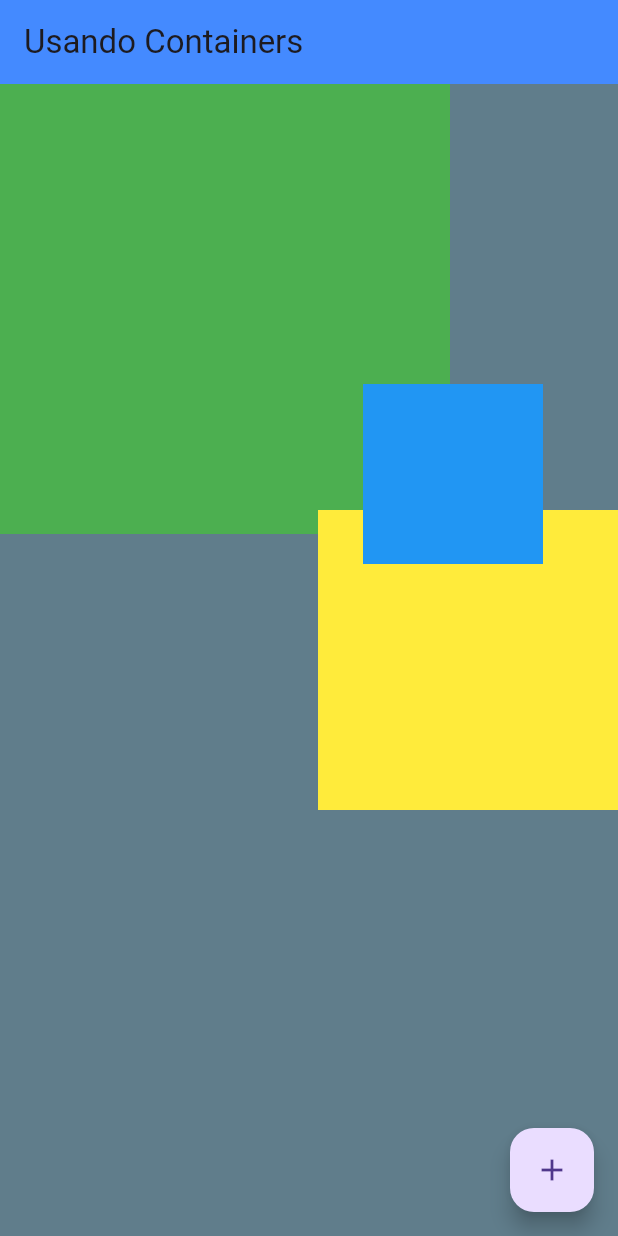
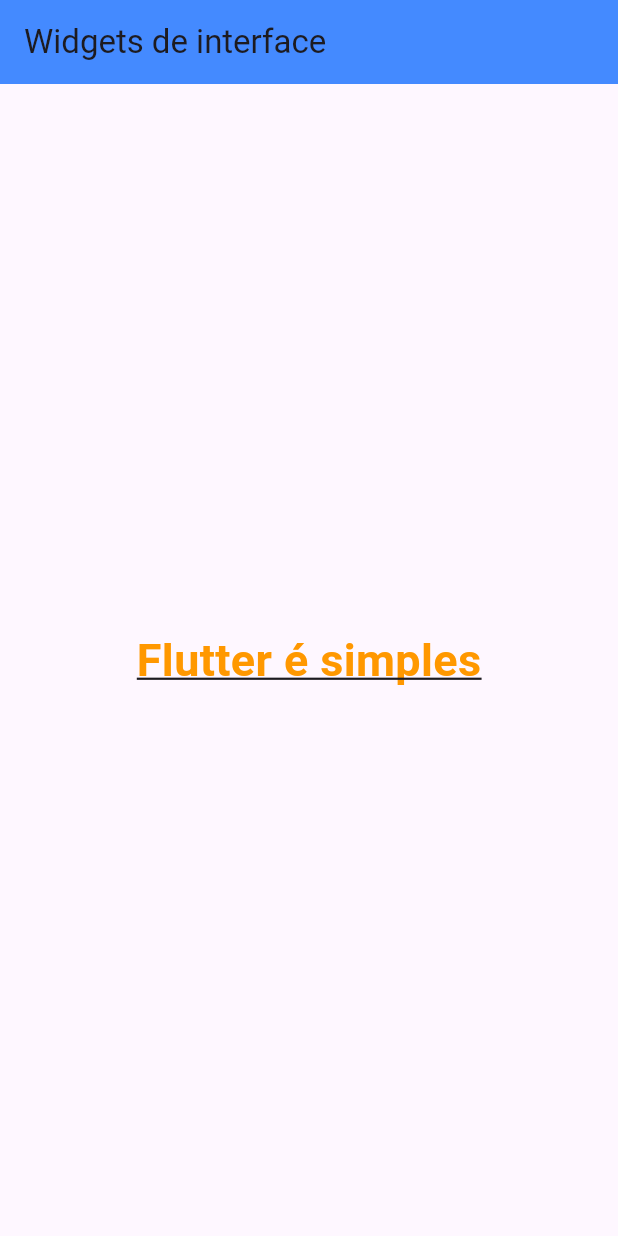
Before and after one commit to villani/estudos-flutter, a Flutter app: the screen it shows after launch, on a phone screen of 412 x 824 dp. Run offline on Flutter 3.47's test engine with Material 3 defaults, Android fonts, the phone set to English and light mode, and no system bars.

Commit message:
Aula 07: Usando widgtes de interface

```diff
--- a/ola_mundo/lib/main.dart
+++ b/ola_mundo/lib/main.dart
@@ -4,39 +4,19 @@ main() => runApp(
       MaterialApp(
         home: Scaffold(
           appBar: AppBar(
-            title: Text('Usando Containers'),
+            title: const Text('Widgets de interface'),
             backgroundColor: Colors.blueAccent,
           ),
-          body: Stack(
-            children: [
-              Container(
-                width: 300,
-                height: 300,
-                color: Colors.green,
+          body: const Center(
+            child: Text(
+              'Flutter é simples',
+              style: TextStyle(
+                fontSize: 30,
+                color: Colors.orange,
+                fontWeight: FontWeight.bold,
+                decoration: TextDecoration.underline,
               ),
-              Align(
-                alignment: Alignment.centerRight,
-                child: Container(
-                  width: 200,
-                  height: 200,
-                  color: Colors.yellow,
-                ),
-              ),
-              Positioned(
-                right: 50,
-                top: 200,
-                child: Container(
-                  width: 120,
-                  height: 120,
-                  color: Colors.blue,
-                ),
-              ),
-            ],
-          ),
-          backgroundColor: Colors.blueGrey,
-          floatingActionButton: FloatingActionButton(
-            onPressed: () {},
-            child: Icon(Icons.add),
+            ),
           ),
         ),
       ),
```
Also changed, not shown: 1 other file.
